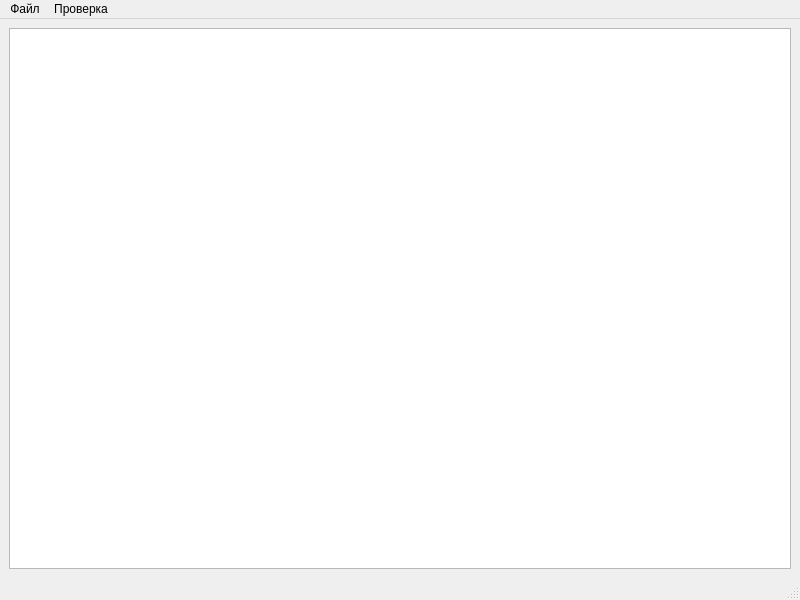
sikuda/kladr, file winkladr.ui: the form before one commit.
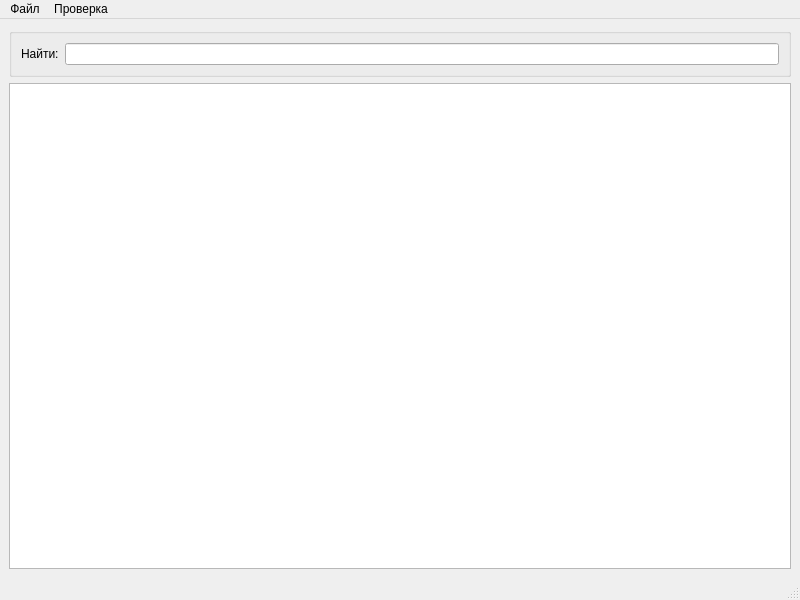
The form after the commit.

```diff
--- a/winkladr.ui
+++ b/winkladr.ui
@@ -14,8 +14,46 @@
    <string>MainWindow</string>
   </property>
   <widget class="QWidget" name="centralwidget">
-   <layout class="QGridLayout" name="gridLayout">
+   <layout class="QGridLayout" name="gridLayout_2">
     <item row="0" column="0">
+     <widget class="QGroupBox" name="groupBoxFind">
+      <property name="enabled">
+       <bool>true</bool>
+      </property>
+      <property name="sizePolicy">
+       <sizepolicy hsizetype="Preferred" vsizetype="Minimum">
+        <horstretch>0</horstretch>
+        <verstretch>0</verstretch>
+       </sizepolicy>
+      </property>
+      <property name="title">
+       <string/>
+      </property>
+      <layout class="QGridLayout" name="gridLayout">
+       <item row="0" column="0">
+        <layout class="QHBoxLayout" name="horizontalLayout">
+         <item>
+          <widget class="QLabel" name="label">
+           <property name="sizePolicy">
+            <sizepolicy hsizetype="Minimum" vsizetype="Minimum">
+             <horstretch>0</horstretch>
+             <verstretch>0</verstretch>
+            </sizepolicy>
+           </property>
+           <property name="text">
+            <string>Найти:</string>
+           </property>
+          </widget>
+         </item>
+         <item>
+          <widget class="QLineEdit" name="lineFind"/>
+         </item>
+        </layout>
+       </item>
+      </layout>
+     </widget>
+    </item>
+    <item row="1" column="0">
      <widget class="QTableView" name="tableView"/>
     </item>
    </layout>
```
Left out of the diff: 2 changed lines with no effect on the pictures.
